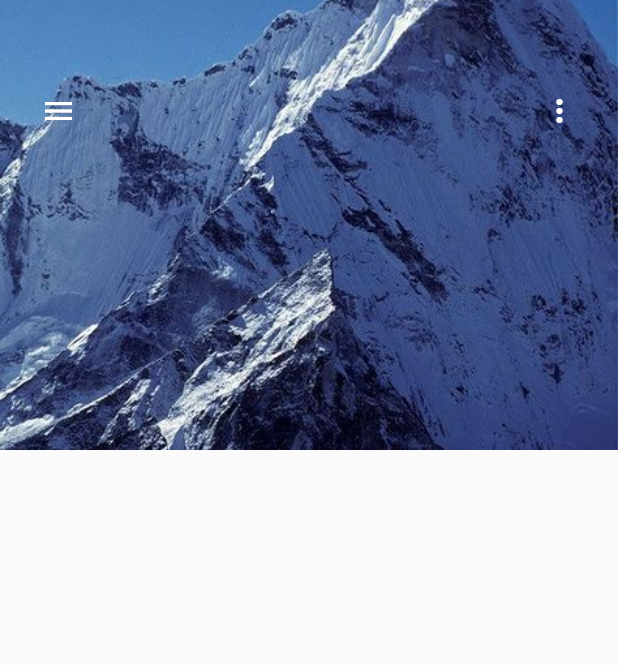
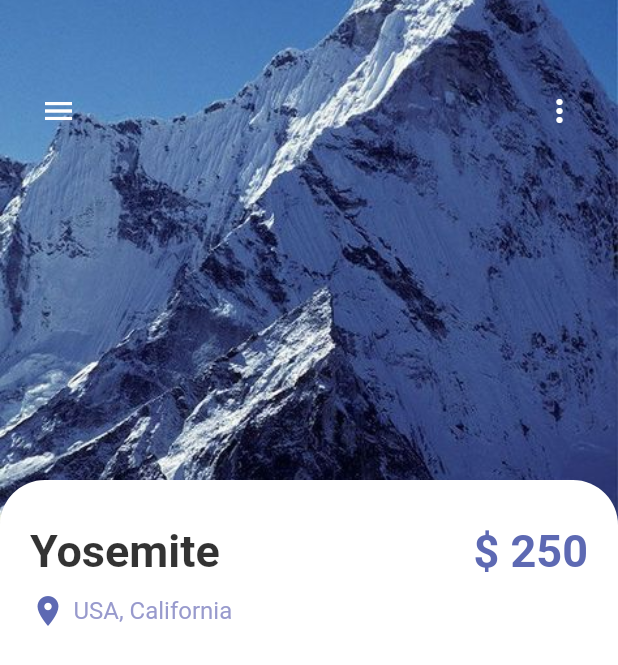
Before and after one commit to Thae00/trips, a Flutter app: the screen it shows after launch, on a phone screen of 412 x 824 dp. Shown: the top 665 px of the screen. Run offline on Flutter 3.47's test engine with Material 2 defaults, Android fonts, the phone set to English and light mode, and no system bars.

Commit message:
custom detailPage

```diff
--- a/lib/pages/detail_page.dart
+++ b/lib/pages/detail_page.dart
@@ -1,4 +1,7 @@
 import 'package:flutter/material.dart';
+import 'package:trips/misc/colors.dart';
+import 'package:trips/widgets/app_large_text.dart';
+import 'package:trips/widgets/app_text.dart';
 
 class DetailPage extends StatefulWidget {
   DetailPage({Key? key}) : super(key: key);
@@ -21,7 +24,7 @@ class _DetailPageState extends State<DetailPage> {
               right: 0,
               child: Container(
                 width: double.maxFinite,
-                height: 300,
+                height: 350,
                 decoration: BoxDecoration(
                   image: DecorationImage(
                     image: AssetImage("assets/img/mountain.jpeg"),
@@ -42,6 +45,43 @@ class _DetailPageState extends State<DetailPage> {
                 ],
               ),
             ),
+            Positioned(
+              top: 320,
+              child: Container(
+                padding: EdgeInsets.only(left: 20,right: 20,top: 30),
+                width: MediaQuery.of(context).size.width,
+                height: 500,
+                decoration: BoxDecoration(
+                    color: Colors.white,
+                  borderRadius: BorderRadius.only(
+                    topLeft: Radius.circular(30),
+                    topRight: Radius.circular(30)
+                  ),
+                ),
+                child: Column(
+                  children: [
+                    Row(
+                      mainAxisAlignment: MainAxisAlignment.spaceBetween,
+                      children: [
+                        AppLargeText(30, "Yosemite", Colors.black.withOpacity(0.8)),
+                        AppLargeText(30, "\$ 250", AppColors.mainColor),
+                      ],
+                    ),
+                    SizedBox(height: 10,),
+                    Row(
+                      children: [
+                        Icon(Icons.location_on, color: AppColors.mainColor,),
+                        SizedBox(
+                          width: 5,
+                        ),
+                        AppText(text: "USA, California", color: AppColors.textColor1,),
+                      ],
+                    ),
+                    SizedBox(height: 20,),
+                  ],
+                ),
+              ),
+            )
           ],
         ),
       ),
```
